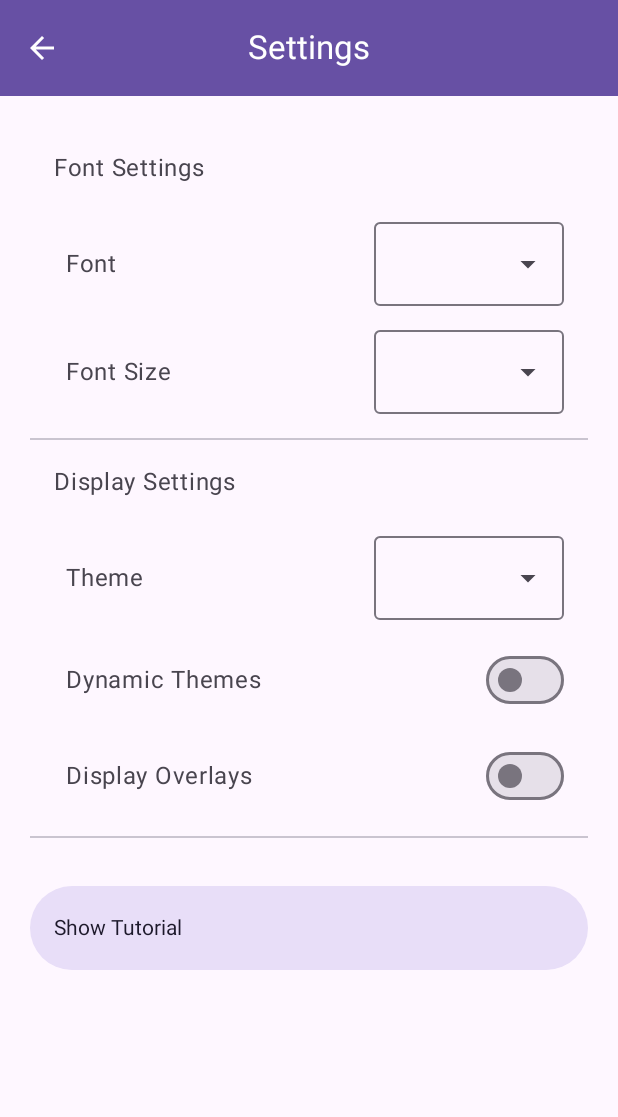
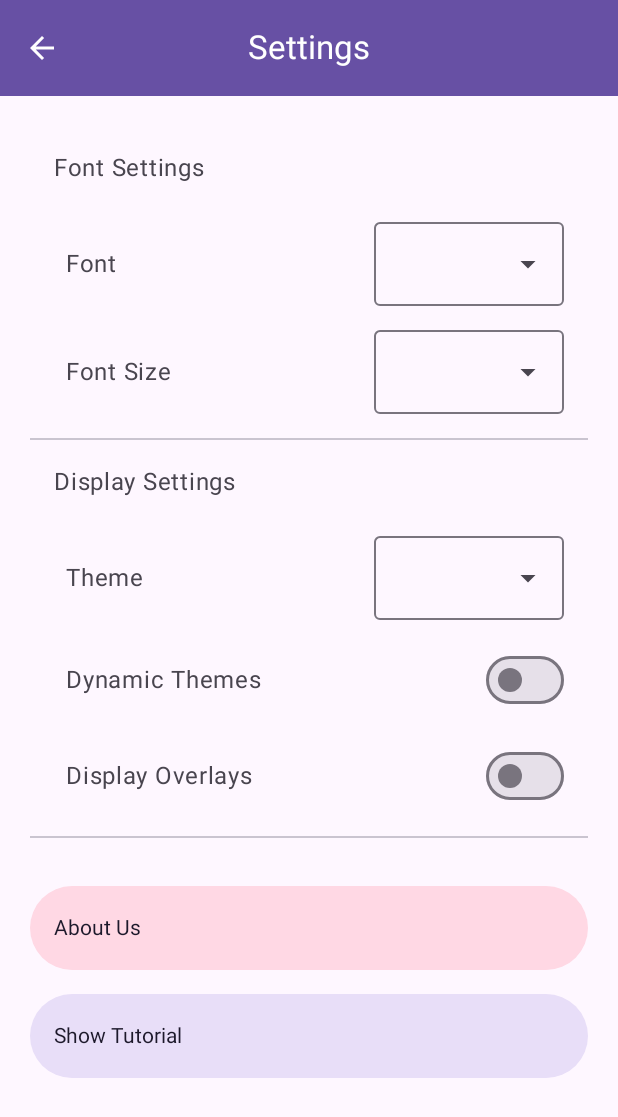
Before and after one commit to Text-Magnification/Android-App, an Android app built with Jetpack Compose: the composable SettingsScreen called with empty values, on a phone screen of 412 x 824 dp. Shown: the top 1117 px of the screen. Run offline under Robolectric (Android 15) with nearby library versions, the phone set to English and light mode, and no system bars; 2 statements that could not run were skipped.

Commit message:
Added connections to the about us page

```diff
--- a/TextMag/app/src/main/java/com/example/textmag/ui/MainScreen.kt
+++ b/TextMag/app/src/main/java/com/example/textmag/ui/MainScreen.kt
@@ -134,8 +134,6 @@ fun MainScreenBody(
 @OptIn(ExperimentalMaterial3Api::class)
 @Composable
 fun MainScreenAppBar(onClick: () -> Unit) {
-    // TODO: Add navigation to the next screen in the IconButton onClick
-    // TODO: Remove hardcoding of colors to accommodate themes
     CenterAlignedTopAppBar(
         title = {
             Text(text = stringResource(R.string.app_name))
--- a/TextMag/app/src/main/java/com/example/textmag/ui/SettingsScreen.kt
+++ b/TextMag/app/src/main/java/com/example/textmag/ui/SettingsScreen.kt
@@ -53,6 +53,7 @@ fun SettingsScreen(
     onArToggle: (Boolean) -> Unit,
     dynamicThemeEnabled: Boolean,
     onDynamicThemeToggle: (Boolean) -> Unit,
+    onAboutUsClick: () -> Unit,
     modifier: Modifier = Modifier
 ) {
     Scaffold(
@@ -73,6 +74,7 @@ fun SettingsScreen(
             onArToggle,
             dynamicThemeEnabled,
             onDynamicThemeToggle,
+            onAboutUsClick,
             modifier = Modifier.padding(innerPadding))
     }
 }
@@ -92,6 +94,7 @@ fun SettingsScreenBody(
     onArToggle: (Boolean) -> Unit,
     dynamicThemeEnabled: Boolean,
     onDynamicThemeToggle: (Boolean) -> Unit,
+    onAboutUsClick: () -> Unit,
     modifier: Modifier = Modifier
 ) {
     val settingsItemPadding = 8.dp
@@ -205,6 +208,19 @@ fun SettingsScreenBody(
                 NavigationDrawerItem(
                     label = {
                         Text(
+                            text = "About Us",
+                        )
+                    },
+                    selected = true,
+                    onClick = onAboutUsClick,
+                    colors = NavigationDrawerItemDefaults.colors(
+                        selectedContainerColor = MaterialTheme.colorScheme.tertiaryContainer
+                    )
+                )
+                Spacer(modifier = Modifier.padding(8.dp))
+                NavigationDrawerItem(
+                    label = {
+                        Text(
                             text = "Show Tutorial",
                             color = MaterialTheme.colorScheme.onSecondaryContainer
                         )
```
Also changed, not shown: TextMag/app/src/main/java/com/example/textmag/MagScreen.kt (+10 -1 lines), TextMag/app/src/main/java/com/example/textmag/ui/AboutScreen.kt (+19 -26 lines).
